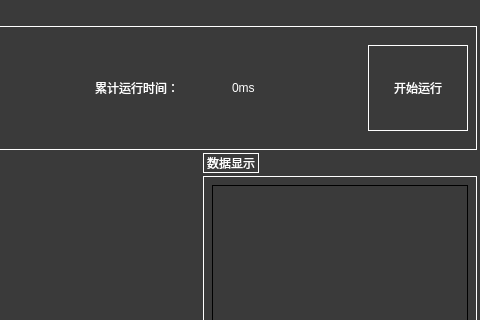
First picture: the form in resource/ui/pyqt_generated/UI_MainWindow.ui, repository Derkai52/LongerGUI, before the edit; both pictures show x 720 to 1200 and y 0 to 320 of the 1200 by 750 pixel window.
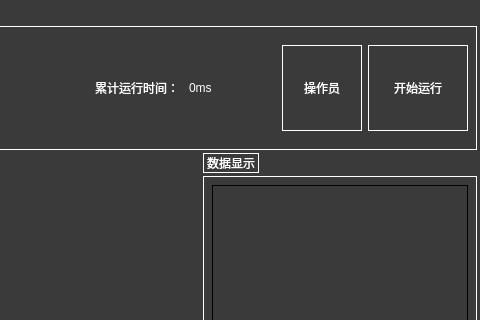
Second picture: the form after the edit.

Diff of the .ui file:
```diff
--- a/resource/ui/pyqt_generated/UI_MainWindow.ui
+++ b/resource/ui/pyqt_generated/UI_MainWindow.ui
@@ -10,6 +10,12 @@
     <height>750</height>
    </rect>
   </property>
+  <property name="minimumSize">
+   <size>
+    <width>850</width>
+    <height>600</height>
+   </size>
+  </property>
   <property name="maximumSize">
    <size>
     <width>1200</width>
@@ -412,6 +418,25 @@
                  </property>
                 </widget>
                </item>
+               <item>
+                <widget class="QPushButton" name="pushButton_login">
+                 <property name="sizePolicy">
+                  <sizepolicy hsizetype="Fixed" vsizetype="Minimum">
+                   <horstretch>0</horstretch>
+                   <verstretch>14</verstretch>
+                  </sizepolicy>
+                 </property>
+                 <property name="minimumSize">
+                  <size>
+                   <width>80</width>
+                   <height>0</height>
+                  </size>
+                 </property>
+                 <property name="text">
+                  <string>操作员</string>
+                 </property>
+                </widget>
+               </item>
               </layout>
              </item>
             </layout>
```
Left out of the diff: 5 changed lines with no effect on the pictures.
